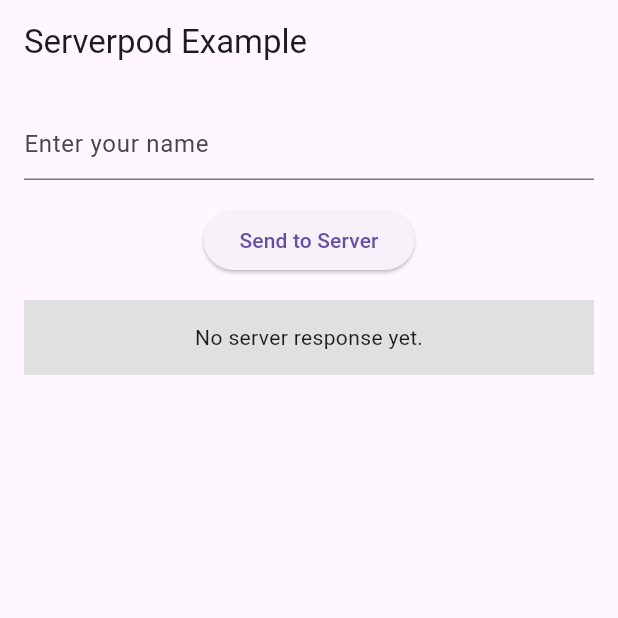
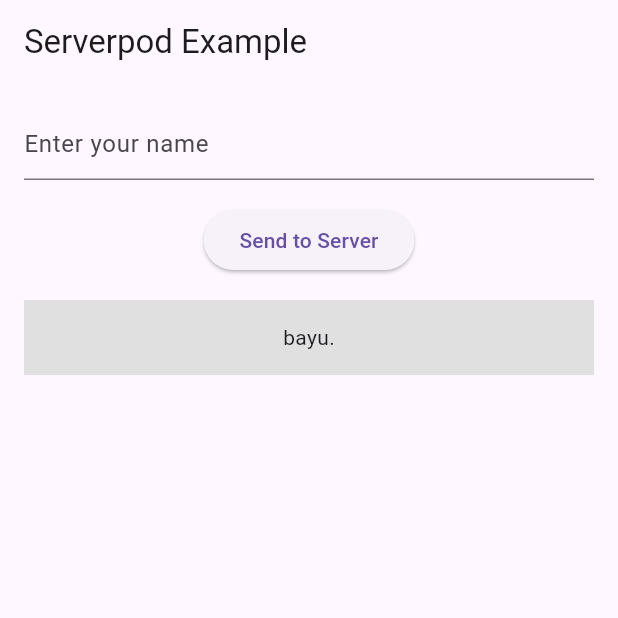
Before and after one commit to artaaaaa/WEATHER_APP, a Flutter app: the screen it shows after launch, on a phone screen of 412 x 824 dp, the top half of it. Run offline on Flutter 3.47's test engine with Material 3 defaults, Android fonts, the phone set to English and light mode, and no system bars; missing offline and left inert: serverpod, serverpod_client, serverpod_flutter.

Commit message:
Update main.dart

```diff
--- a/weather_app_flutter/lib/main.dart
+++ b/weather_app_flutter/lib/main.dart
@@ -123,7 +123,7 @@ class _ResultDisplay extends StatelessWidget {
       text = resultMessage!;
     } else {
       backgroundColor = Colors.grey[300]!;
-      text = 'No server response yet.';
+      text = 'bayu.';
     }
 
     return Container(
```
